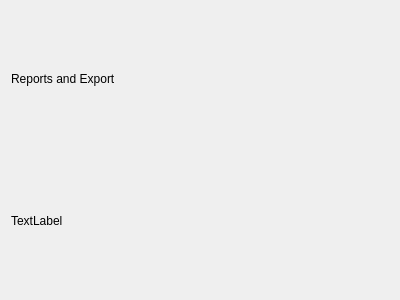
The window that ui/ReportsView.ui (MagdaOleksandrTeam/ProductionPlanner) describes before a commit, drawn with Qt 5.
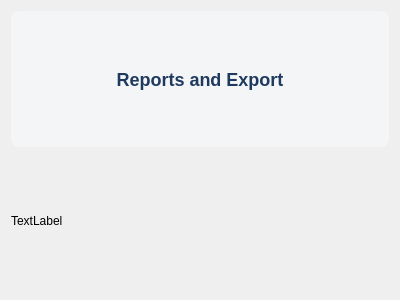
The same window after the commit.

Patch:
```diff
--- a/ui/ReportsView.ui
+++ b/ui/ReportsView.ui
@@ -16,9 +16,19 @@
   <layout class="QVBoxLayout" name="verticalLayout">
    <item>
     <widget class="QLabel" name="label">
+     <property name="styleSheet">
+      <string notr="true">font-size: 18px;
+font-weight: bold;
+color: #1E3A5F;
+background-color: #F4F5F7;
+border-radius: 8px;</string>
+     </property>
      <property name="text">
       <string>Reports and Export</string>
      </property>
+     <property name="alignment">
+      <set>Qt::AlignmentFlag::AlignCenter</set>
+     </property>
     </widget>
    </item>
    <item>
```
